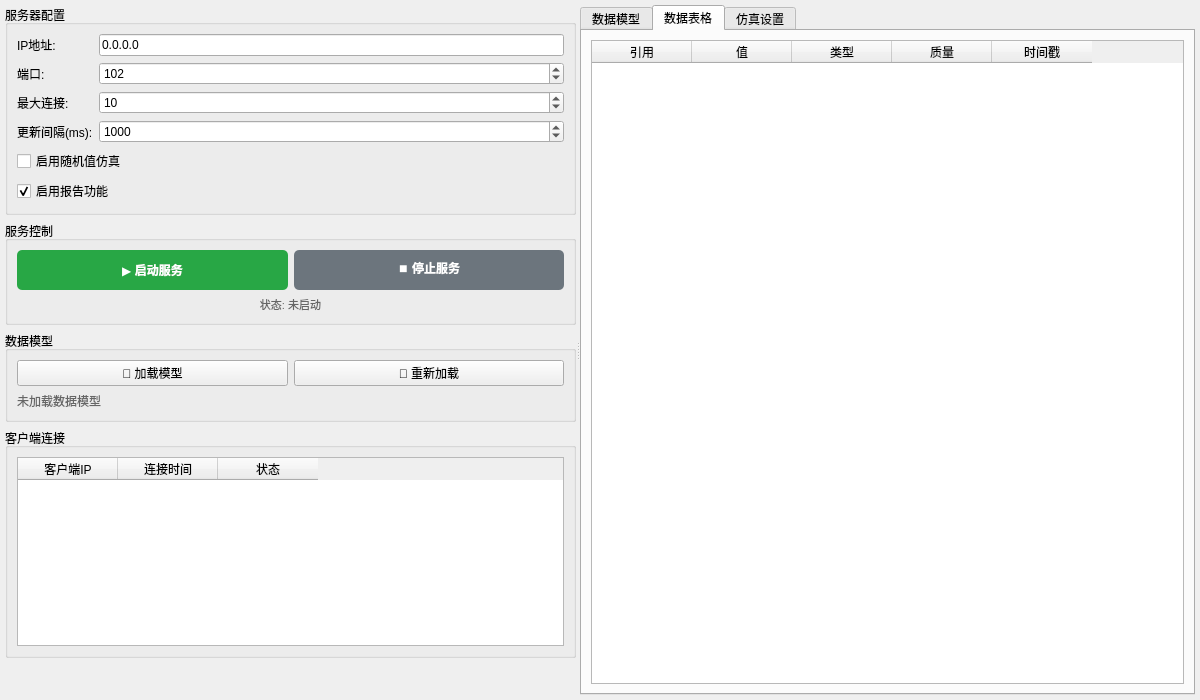
First picture: the form in src/gui/ui/server_panel.ui, repository Tachiguishi/iec61850_simulator, before the edit.
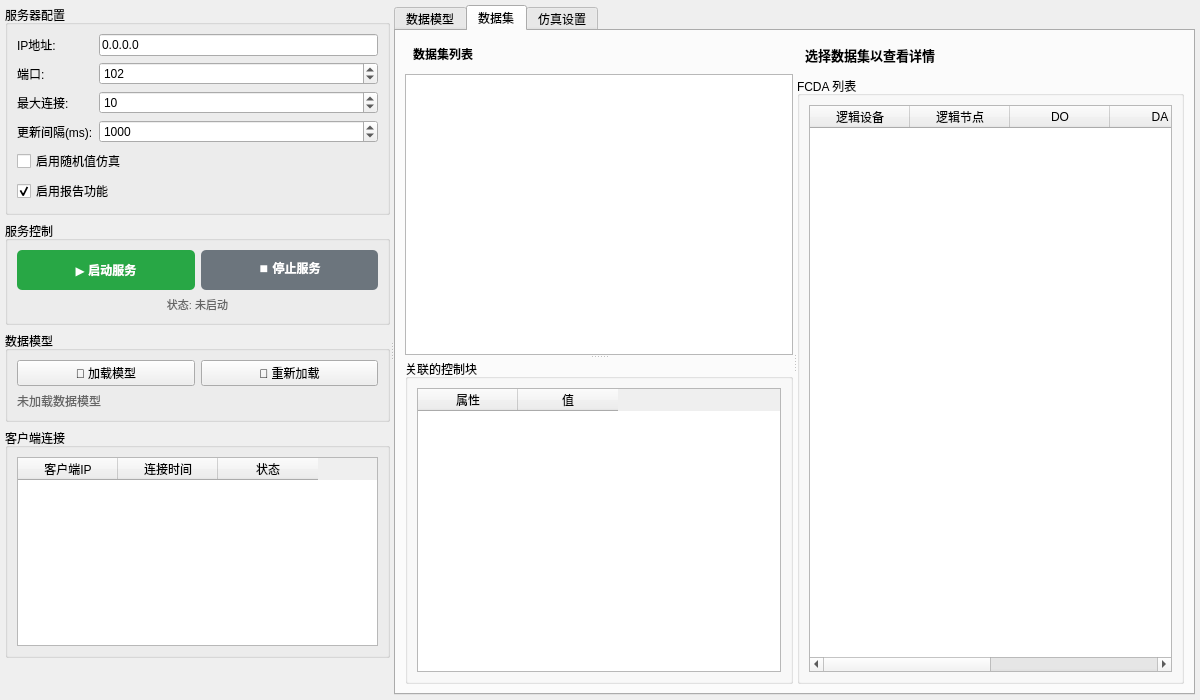
Second picture: the form after the edit. The open tabs and pages were chosen to show the change.

Commit message: feat: show dataset information

Patch:
```diff
--- a/src/gui/ui/server_panel.ui
+++ b/src/gui/ui/server_panel.ui
@@ -354,48 +354,197 @@
          </widget>
          <widget class="QWidget" name="tableTab">
           <attribute name="title">
-           <string>数据表格</string>
+           <string>数据集</string>
           </attribute>
           <layout class="QVBoxLayout" name="tableTabLayout">
            <item>
-            <widget class="QTableWidget" name="dataTable">
+            <widget class="QSplitter" name="datasetSplitter">
+             <property name="orientation">
+              <enum>Qt::Orientation::Horizontal</enum>
+             </property>
+             <!-- Left Panel: DataSet List + Control Blocks -->
+             <widget class="QWidget" name="datasetLeftPanel">
+              <layout class="QVBoxLayout" name="datasetLeftLayout">
+               <property name="leftMargin">
+                <number>0</number>
+               </property>
+               <property name="topMargin">
+                <number>0</number>
+               </property>
+               <property name="rightMargin">
+                <number>0</number>
+               </property>
+               <property name="bottomMargin">
+                <number>0</number>
+               </property>
+               <item>
+                <widget class="QSplitter" name="leftVerticalSplitter">
+                 <property name="orientation">
+                  <enum>Qt::Orientation::Vertical</enum>
+                 </property>
+                 <!-- Top: DataSet List -->
+                 <widget class="QWidget" name="datasetListPanel">
+                  <layout class="QVBoxLayout" name="datasetListLayout">
+                   <property name="leftMargin">
+                    <number>0</number>
+                   </property>
+                   <property name="topMargin">
+                    <number>0</number>
+                   </property>
+                   <property name="rightMargin">
+                    <number>0</number>
+                   </property>
+                   <property name="bottomMargin">
+                    <number>0</number>
+                   </property>
+                   <item>
+                    <widget class="QLabel" name="datasetListLabel">
+                     <property name="styleSheet">
+                      <string notr="true">font-weight: bold; padding: 5px;</string>
+                     </property>
+                     <property name="text">
+                      <string>数据集列表</string>
+                     </property>
+                    </widget>
+                   </item>
+                   <item>
+                    <widget class="QListWidget" name="datasetList">
              <property name="alternatingRowColors">
               <bool>true</bool>
              </property>
+                    </widget>
+                   </item>
+                  </layout>
+                 </widget>
+                 <!-- Bottom: Control Blocks -->
+                 <widget class="QWidget" name="controlBlockPanel">
+                  <layout class="QVBoxLayout" name="controlBlockPanelLayout">
+                   <property name="leftMargin">
+                    <number>0</number>
+                   </property>
+                   <property name="topMargin">
+                    <number>0</number>
+                   </property>
+                   <property name="rightMargin">
+                    <number>0</number>
+                   </property>
+                   <property name="bottomMargin">
+                    <number>0</number>
+                   </property>
+                   <item>
+                    <widget class="QGroupBox" name="controlBlockGroup">
+                     <property name="title">
+                      <string>关联的控制块</string>
+                     </property>
+                     <layout class="QVBoxLayout" name="controlBlockLayout">
+                      <item>
+                       <widget class="QTableWidget" name="controlBlockTable">
+                        <property name="alternatingRowColors">
+                         <bool>true</bool>
+                        </property>
              <property name="selectionBehavior">
               <enum>QAbstractItemView::SelectionBehavior::SelectRows</enum>
              </property>
-             <property name="sortingEnabled">
+                        <property name="columnCount">
+                         <number>2</number>
+                        </property>
+                        <column>
+                         <property name="text">
+                          <string>属性</string>
+                         </property>
+                        </column>
+                        <column>
+                         <property name="text">
+                          <string>值</string>
+                         </property>
+                        </column>
+                       </widget>
+                      </item>
+                     </layout>
+                    </widget>
+                   </item>
+                  </layout>
+                 </widget>
+                </widget>
+               </item>
+              </layout>
+             </widget>
+             <!-- Right Panel: FCDA List -->
+             <widget class="QWidget" name="fcdaPanel">
+              <layout class="QVBoxLayout" name="fcdaPanelLayout">
+               <property name="leftMargin">
+                <number>0</number>
+               </property>
+               <property name="topMargin">
+                <number>0</number>
+               </property>
+               <property name="rightMargin">
+                <number>0</number>
+               </property>
+               <property name="bottomMargin">
+                <number>0</number>
+               </property>
+               <item>
+                <widget class="QLabel" name="datasetNameLabel">
+                 <property name="styleSheet">
+                  <string notr="true">font-weight: bold; font-size: 13px; padding: 5px;</string>
+                 </property>
+                 <property name="text">
+                  <string>选择数据集以查看详情</string>
+                 </property>
+                </widget>
+               </item>
+               <item>
+                <widget class="QGroupBox" name="fcdaGroup">
+                 <property name="title">
+                  <string>FCDA 列表</string>
+                 </property>
+                 <layout class="QVBoxLayout" name="fcdaLayout">
+                  <item>
+                   <widget class="QTableWidget" name="fcdaTable">
+                    <property name="alternatingRowColors">
               <bool>true</bool>
              </property>
              <property name="columnCount">
-              <number>5</number>
+                     <number>6</number>
              </property>
              <column>
               <property name="text">
-               <string>引用</string>
+                      <string>逻辑设备</string>
               </property>
              </column>
              <column>
               <property name="text">
-               <string>值</string>
+                      <string>逻辑节点</string>
               </property>
              </column>
              <column>
               <property name="text">
-               <string>类型</string>
+                      <string>DO</string>
               </property>
              </column>
              <column>
               <property name="text">
-               <string>质量</string>
+                      <string>DA</string>
               </property>
              </column>
              <column>
               <property name="text">
-               <string>时间戳</string>
-              </property>
-             </column>
+                      <string>功能约束</string>
+                     </property>
+                    </column>
+                     <column>
+                     <property name="text">
+                      <string>值</string>
+                     </property>
+                    </column>
+                   </widget>
+                  </item>
+                 </layout>
+                </widget>
+               </item>
+              </layout>
+             </widget>
             </widget>
            </item>
           </layout>
```
Left out of the diff: 7 changed lines with no effect on the pictures. Lines whose indentation alone changed are shown as unchanged. The commit also changes 3 other files.
